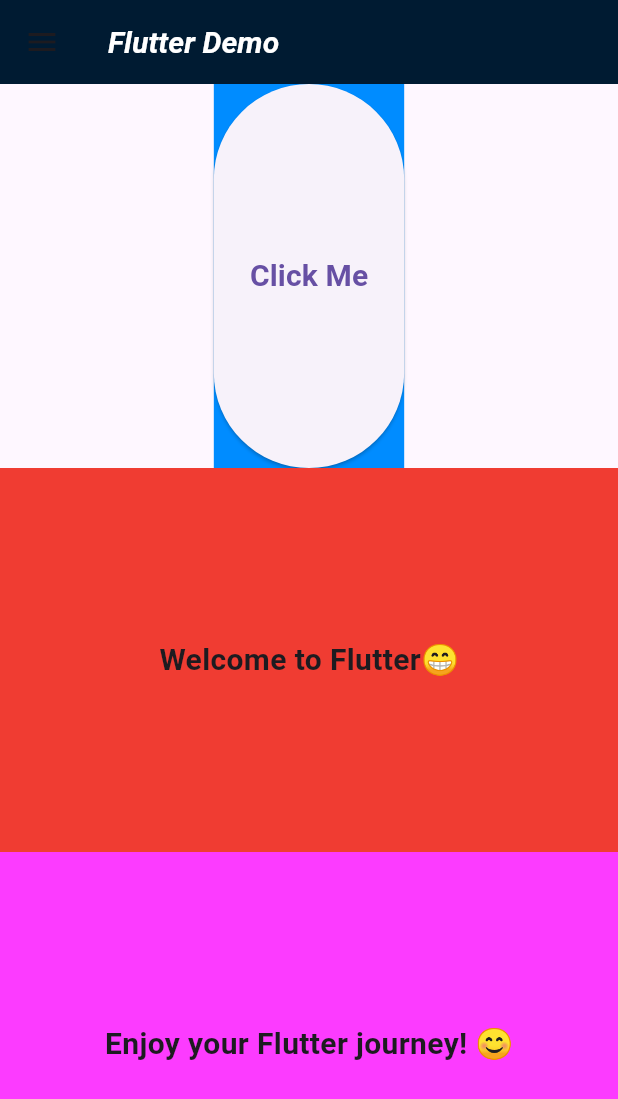
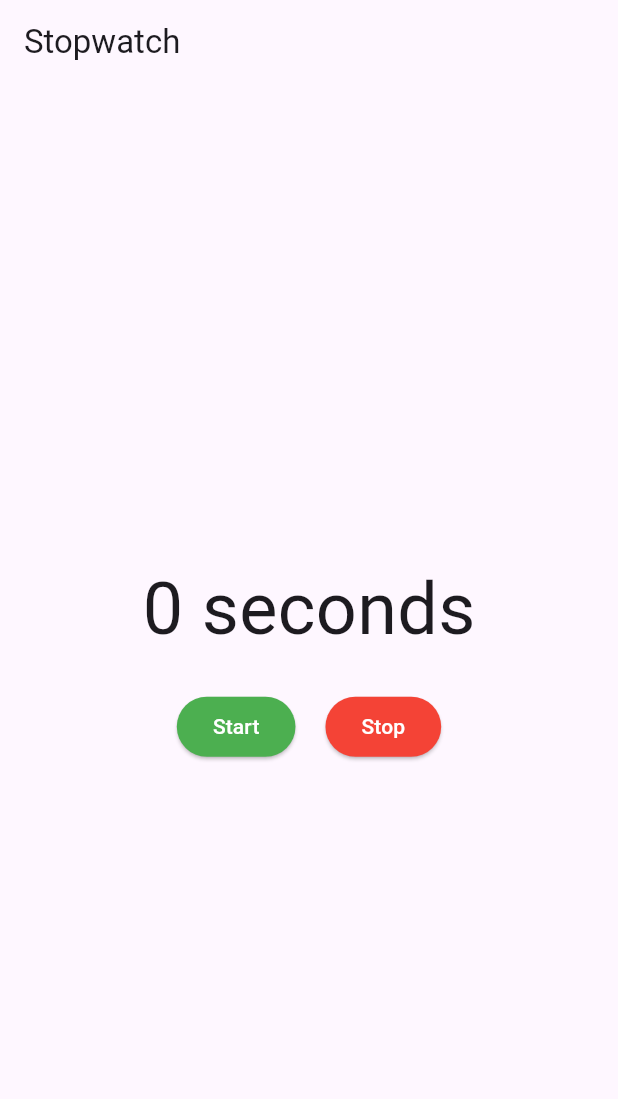
Before and after one commit to priyankadafda23/Flutter, a Flutter app: the screen it shows after launch, on a phone screen of 412 x 824 dp. Shown: the top 1099 px of the screen. Run offline on Flutter 3.47's test engine with Material 3 defaults, Android fonts, the light colour scheme and no system bars.

Commit message:
stopwatch

```diff
--- a/demo/lib/main.dart
+++ b/demo/lib/main.dart
@@ -1,74 +1,18 @@
 import 'package:flutter/material.dart';
+import './stopwatch/stopwatch.dart';
 
 void main() {
-  runApp(const MainApp());
+  runApp(const StopWatchRun());
 }
 
-class MainApp extends StatelessWidget {
-  const MainApp({super.key});
+class StopWatchRun extends StatelessWidget {
+  const StopWatchRun({super.key});
 
   @override
   Widget build(BuildContext context) {
-    return MaterialApp(
+    return const MaterialApp(
       debugShowCheckedModeBanner: false,
-      home: Scaffold(
-        appBar: AppBar(
-          title: const Text('Flutter Demo',
-            style: TextStyle(
-              fontSize: 20,
-              fontWeight: FontWeight.bold,
-              fontStyle: FontStyle.italic,
-              color: Colors.white,
-              fontFamily: 'Roboto',
-            ),
-          ),
-          backgroundColor: const Color.fromARGB(255, 0, 27, 50),
-          leading: const Icon(Icons.menu),
-        ),
-        body: Center(
-          child:Column(
-            mainAxisAlignment: MainAxisAlignment.center,
-            children: [
-              Expanded(
-                child: Container(
-                  height: 200,
-                  color: const Color.fromARGB(255, 0, 140, 255),
-                  child: ElevatedButton(
-                    onPressed: (){
-                      print('Button Pressed');
-                    },
-                    child: const Text('Click Me',
-                      style: TextStyle(fontSize: 20, fontWeight: FontWeight.bold),
-                    ),
-                  ),
-                ),
-              ),
-              Expanded(
-                child: Container(
-                  height: 200,
-                  color: const Color.fromARGB(255, 240, 60, 50),
-                  child: const Center(
-                    child: Text('Welcome to Flutter😁',
-                      style: TextStyle(fontSize: 20, fontWeight: FontWeight.bold),
-                    ),
-                  ),
-                ),
-              ),
-              Expanded(
-                child: Container(
-                  height: 200,
-                  color: const Color.fromARGB(255, 252, 59, 255),
-                  child: const Center(
-                    child: Text('Enjoy your Flutter journey! 😊',
-                      style: TextStyle(fontSize: 20, fontWeight: FontWeight.bold),
-                    ),
-                  ),
-                ),
-              ),
-            ]
-          ),
-        ),
-      ),
+      home: StopWatchExample(),
     );
   }
 }
--- /dev/null
+++ b/demo/lib/stopwatch/stopwatch.dart
@@ -0,0 +1,92 @@
+import 'package:flutter/material.dart';
+import 'dart:async';
+
+class StopWatchExample extends StatefulWidget {
+  const StopWatchExample({super.key});
+
+  @override
+  State<StopWatchExample> createState() => _StopWatchExampleState();
+}
+
+class _StopWatchExampleState extends State<StopWatchExample> {
+  int seconds = 0;
+  late Timer timer;
+  bool isRunning = false;
+
+  @override
+  void initState() {
+    super.initState();
+    timer = Timer.periodic(Duration(seconds: 1), _onTick);
+  }
+
+  @override
+  void dispose() {
+    timer.cancel();
+    super.dispose();
+  }
+
+void _onTick(Timer timer) {
+  setState(() {
+    if(isRunning){
+      seconds++;
+    }
+  });
+  }
+
+void _startTimer() {
+  setState(() {
+    isRunning = true;
+  });
+}
+
+void _stopTimer() {
+  setState(() {
+    isRunning = false;
+  });
+}
+String _secondToText()=> seconds == 1 ? '1 second' : '$seconds seconds';
+
+
+  @override
+  Widget build(BuildContext context) {
+    return Scaffold(
+      appBar: AppBar(
+        title: const Text('Stopwatch'),
+      ),
+      body: Column(
+        mainAxisAlignment: MainAxisAlignment.center,
+        children: [
+          Center(
+            child: Text(
+              _secondToText(),
+              style: const TextStyle(fontSize: 48),
+            ),
+          ),
+          const SizedBox(height: 20),
+          Row(
+            mainAxisAlignment: MainAxisAlignment.center,
+            children: [
+              ElevatedButton(
+                onPressed: _startTimer,
+                style: ButtonStyle(
+                  backgroundColor: WidgetStateProperty.all(Colors.green),
+                  foregroundColor: WidgetStateProperty.all(Colors.white),
+                ),
+                child: const Text('Start'),
+              ),
+              const SizedBox(width: 20),
+              ElevatedButton(
+                onPressed: _stopTimer,
+                style: ButtonStyle(
+                  backgroundColor: WidgetStateProperty.all(Colors.red),
+                  foregroundColor: WidgetStateProperty.all(Colors.white),
+                ),
+                child: const Text('Stop'),
+              ),
+            ],
+          ),
+        ],
+      )
+    );
+  }
+}
```
Also changed, not shown: 1 other file.
